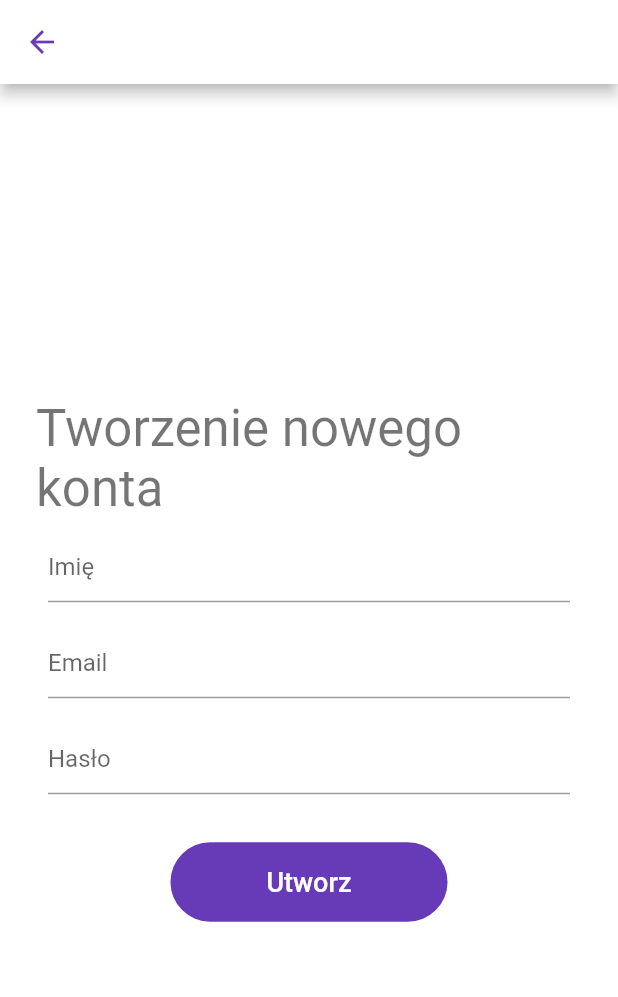
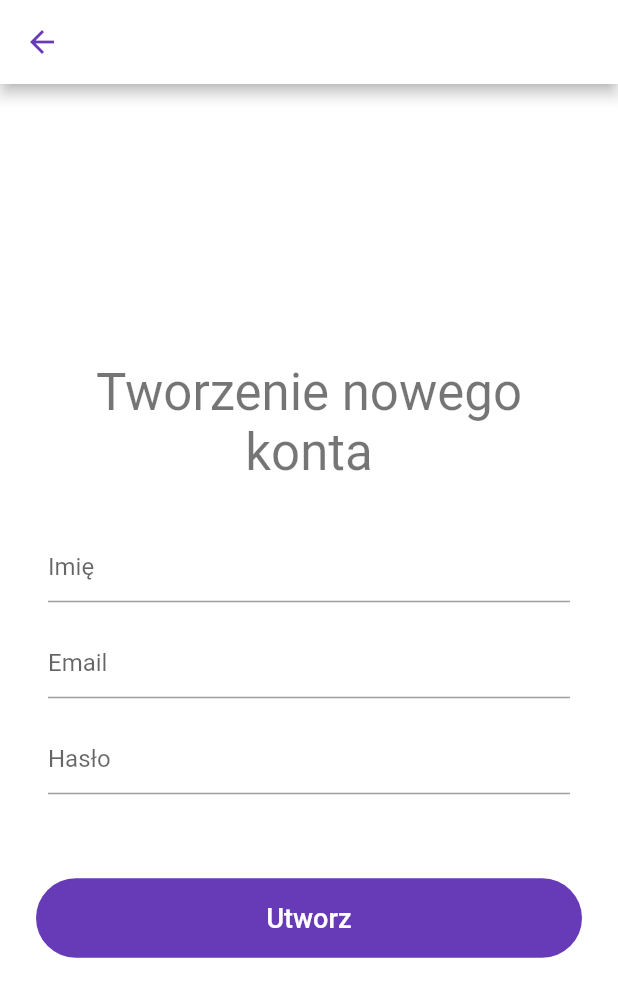
Before and after one commit to mark-kebo/Gaming-Disorder-Test-Poland-mobile, a Flutter app: the screen it shows after launch, after a tap on "Zaloguj", after a tap on "Załóż nowe konto", on a phone screen of 412 x 824 dp. Shown: the top 997 px of the screen. Run offline on Flutter 3.47's test engine with Material 2 defaults, Android fonts, the phone set to English and light mode, and no system bars; our stand-ins replace cloud_firestore, firebase_auth, firebase_core, shared_preferences; accounts and stored records are empty.

Commit message:
UI fixes

```diff
--- a/lib/Pages/CreateAccount/CreateAccount.dart
+++ b/lib/Pages/CreateAccount/CreateAccount.dart
@@ -68,8 +68,11 @@ class _CreateAccountFormState extends State<CreateAccountForm> {
         child: Column(
           mainAxisSize: MainAxisSize.min,
           children: [
-            Text('Tworzenie nowego konta',
-                style: Theme.of(context).textTheme.headline4),
+            Padding(
+                padding: EdgeInsets.only(bottom: _formPadding),
+                child: Text('Tworzenie nowego konta',
+                    textAlign: TextAlign.center,
+                    style: Theme.of(context).textTheme.headline4)),
             Padding(
               padding: EdgeInsets.all(_fieldPadding),
               child: TextFormField(
@@ -114,10 +117,12 @@ class _CreateAccountFormState extends State<CreateAccountForm> {
                   obscureText: true),
             ),
             Padding(
-              padding: EdgeInsets.only(top: _formPadding),
+              padding: EdgeInsets.only(top: _formPadding * 2),
               child: _isShowLoading
                   ? CircularProgressIndicator()
-                  : FlatButton(
+                  : SizedBox(
+                      width: double.infinity,
+                      child: FlatButton(
                         color: Colors.deepPurple,
                         shape: RoundedRectangleBorder(
                           borderRadius: BorderRadius.circular(32.0),
@@ -137,7 +142,7 @@ class _CreateAccountFormState extends State<CreateAccountForm> {
                               style:
                                   TextStyle(fontSize: 18, color: Colors.white)),
                         ),
-                    ),
+                      )),
             ),
           ],
         ),
--- a/lib/Pages/Login/Login.dart
+++ b/lib/Pages/Login/Login.dart
@@ -50,8 +50,11 @@ class _LoginFormState extends State<LoginForm> {
         child: Column(
           mainAxisSize: MainAxisSize.min,
           children: [
-            Text('Gaming Disorder Test',
-                style: Theme.of(context).textTheme.headline4),
+            Padding(
+                padding: EdgeInsets.only(bottom: _formPadding),
+                child: Text('Gaming Disorder Test',
+                    textAlign: TextAlign.center,
+                    style: Theme.of(context).textTheme.headline4)),
             Padding(
               padding: EdgeInsets.all(_fieldPadding),
               child: TextFormField(
@@ -84,10 +87,12 @@ class _LoginFormState extends State<LoginForm> {
                   obscureText: true),
             ),
             Padding(
-              padding: EdgeInsets.only(top: _formPadding),
+              padding: EdgeInsets.only(top: _formPadding * 2),
               child: _isShowLoading
                   ? CircularProgressIndicator()
-                  : FlatButton(
+                  : SizedBox(
+                      width: double.infinity,
+                      child: FlatButton(
                         color: Colors.deepPurple,
                         shape: RoundedRectangleBorder(
                           borderRadius: BorderRadius.circular(32.0),
@@ -107,7 +112,7 @@ class _LoginFormState extends State<LoginForm> {
                               style:
                                   TextStyle(fontSize: 18, color: Colors.white)),
                         ),
-                    ),
+                      )),
             ),
             Padding(
               padding: EdgeInsets.only(top: _formPadding),
```
Lines whose indentation alone changed are shown as unchanged.
